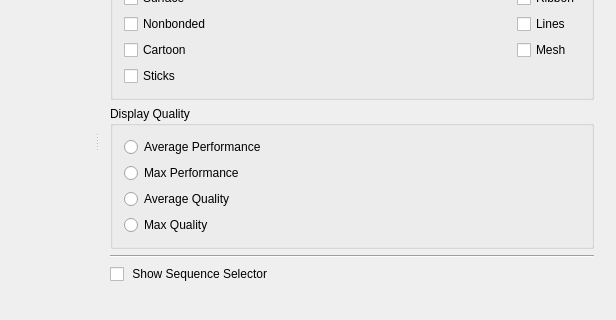
Above: playground/mainwindow.ui from evonove/moply before the change; both pictures show x 161 to 777 and y 82 to 402 of the 777 by 598 pixel window. Below: the same form after it.
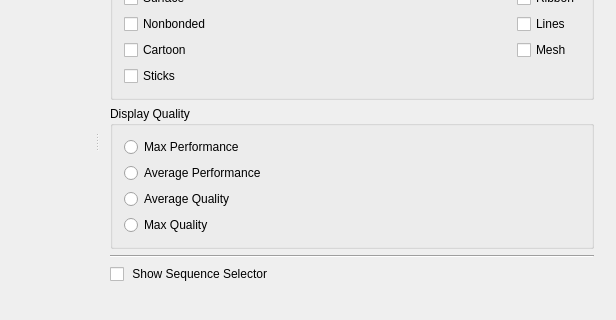
That is the form after the change.

Commit message: display quality ordering

The edit to the form file:
```diff
--- a/playground/mainwindow.ui
+++ b/playground/mainwindow.ui
@@ -147,13 +147,6 @@
                <string>Display Quality</string>
               </property>
               <layout class="QVBoxLayout" name="verticalLayout_4">
-               <item>
-                <widget class="QRadioButton" name="avgP">
-                 <property name="text">
-                  <string>Average Performance</string>
-                 </property>
-                </widget>
-               </item>
                <item>
                 <widget class="QRadioButton" name="maxP">
                  <property name="text">
@@ -161,6 +154,13 @@
                  </property>
                 </widget>
                </item>
+               <item>
+                <widget class="QRadioButton" name="avgP">
+                 <property name="text">
+                  <string>Average Performance</string>
+                 </property>
+                </widget>
+               </item>
                <item>
                 <widget class="QRadioButton" name="avgQ">
                  <property name="text">
```
Left out of the diff: 2 changed lines with no effect on the pictures.
